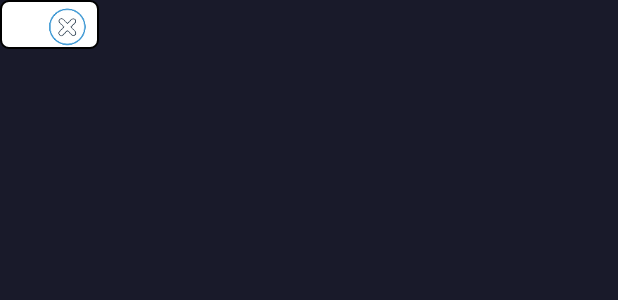
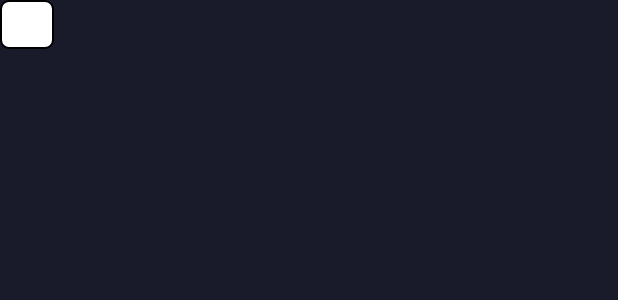
Before and after one commit to nseidm1/DigiID, an Android app: the layout password_view.xml on its own in the app's theme, with its tools: preview values and no code run, on a phone screen of 412 x 824 dp. Shown: the top 300 px of the screen. Run offline under Robolectric (Android 15) with nearby library versions, the phone set to English and light mode, and no system bars.

Commit message:
Fixed url detection in Firefox.

```diff
--- a/app/build.gradle
+++ b/app/build.gradle
@@ -11,8 +11,8 @@ android {
         applicationId "com.noahseidman.digiid"
         minSdkVersion 23
         targetSdkVersion 28
-        versionCode 39
-        versionName "1.1.0.0.0"
+        versionCode 40
+        versionName "1.1.0.0.1"
         testInstrumentationRunner = 'android.support.test.runner.AndroidJUnitRunner'
     }
     dataBinding {
--- a/app/src/main/java/com/noahseidman/digiid/Accessibility.kt
+++ b/app/src/main/java/com/noahseidman/digiid/Accessibility.kt
@@ -57,7 +57,8 @@ class Accessibility: AccessibilityService() {
             for (i in 0 until it.childCount) {
                 val childNode = it.getChild(i)
                 childNode?.let {
-                    if (!it.text.isNullOrEmpty() && it.text.contains("http", true) && it.className.contains("edittext", true)){
+                    // Find the first field with http in it. Should be the url bar
+                    if (url.isEmpty() && !it.text.isNullOrEmpty() && it.text.contains("http", true)){
                         url = it.text.toString()
                     }
                     if ((it.isPassword || (!it.hintText.isNullOrEmpty() && it.hintText.contains("password"))) && it.isFocused && (it.text.isNullOrEmpty() || (!it.text.isNullOrEmpty() && it.text.contains("password", true)))) {
--- a/app/src/main/res/layout/password_view.xml
+++ b/app/src/main/res/layout/password_view.xml
@@ -7,14 +7,7 @@
 
         <androidx.appcompat.widget.Toolbar android:layout_width="match_parent" android:id="@+id/toolbar"
                                            android:layout_marginStart="14sp" android:layout_marginEnd="6dp"
-                                           android:layout_height="30dp">
-
-            <ImageView android:id="@+id/close" android:layout_width="30dp" android:layout_height="30dp"
-                       android:adjustViewBounds="true" android:layout_marginStart="8dp"
-                       android:foreground="?android:attr/selectableItemBackground" android:layout_gravity="end"
-                       android:src="@drawable/close"/>
-
-        </androidx.appcompat.widget.Toolbar>
+                                           android:layout_height="30dp"/>
 
         <androidx.recyclerview.widget.RecyclerView android:id="@+id/recycler" android:layout_width="match_parent"
                                                    android:layout_height="wrap_content"/>
```
Also changed, not shown: app/src/main/java/com/noahseidman/digiid/PasswordViewService.java (+1 -15 lines).
